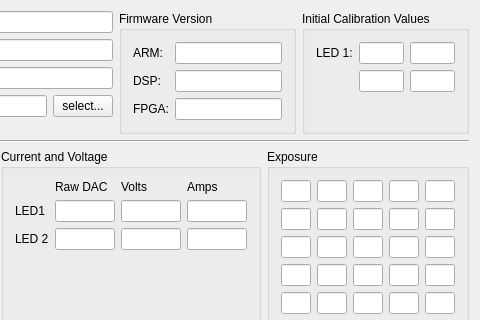
Before: the Qt Designer form mainwindow.ui in jamesgpeterson/LED_cal, drawn with Qt 5; both pictures show x 158 to 638 and y 0 to 320 of the 638 by 500 pixel window.
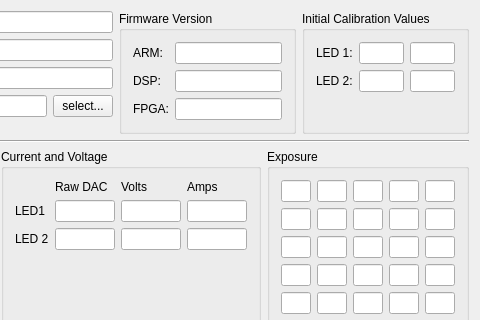
After: the same form once the commit is applied.

```diff
--- a/mainwindow.ui
+++ b/mainwindow.ui
@@ -7,7 +7,7 @@
     <x>0</x>
     <y>0</y>
     <width>638</width>
-    <height>461</height>
+    <height>466</height>
    </rect>
   </property>
   <property name="windowTitle">
@@ -238,6 +238,13 @@
            </item>
           </layout>
          </item>
+         <item row="1" column="0">
+          <widget class="QLabel" name="label_LED1_3">
+           <property name="text">
+            <string>LED 2:</string>
+           </property>
+          </widget>
+         </item>
         </layout>
        </widget>
       </item>
```
Left out of the diff: 93 changed lines with no effect on the pictures.
